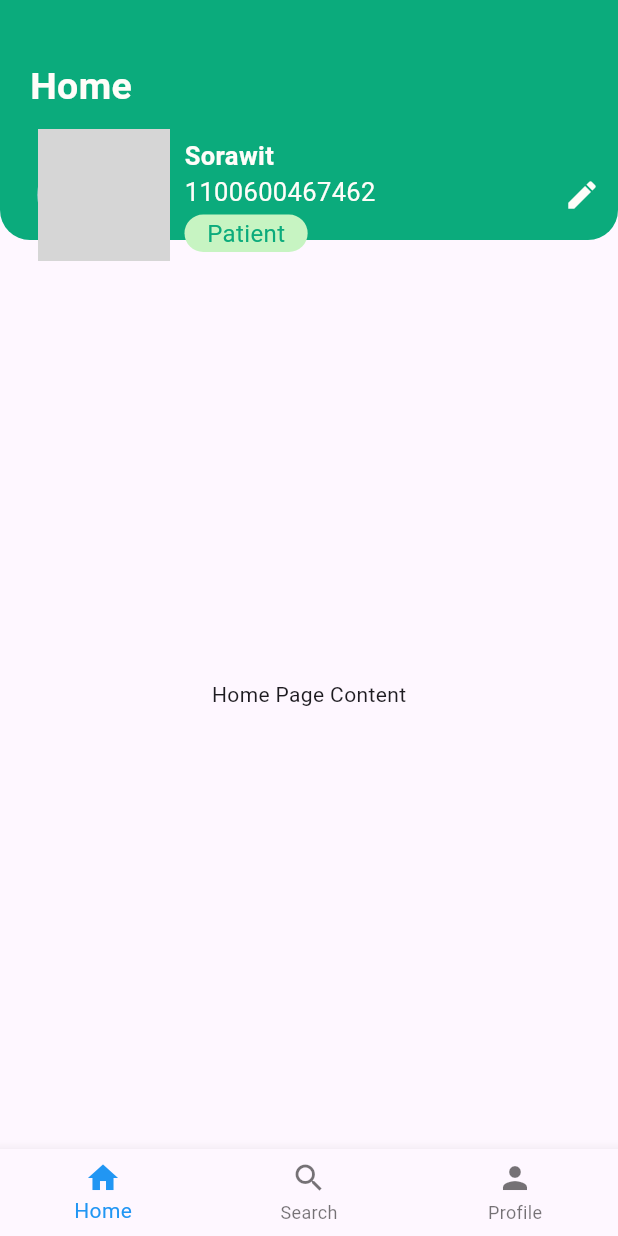
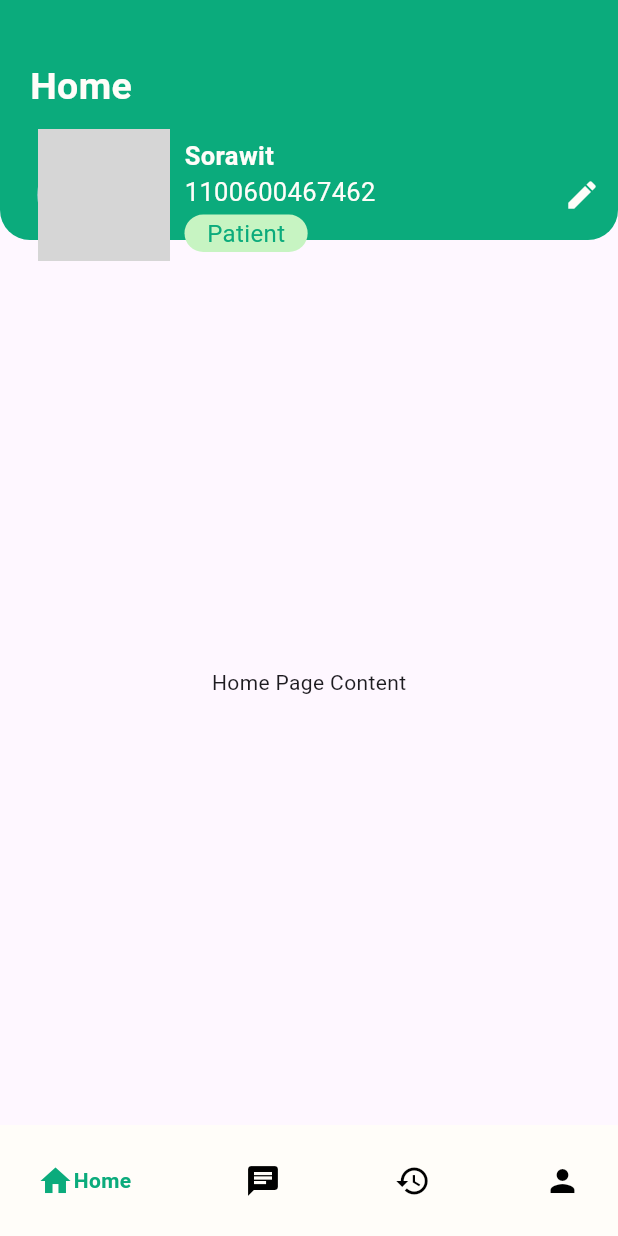
Before and after one commit to Sorawit-loyde/Flutter_Final_project, a Flutter app: the HomePage screen opened by its route, on a phone screen of 412 x 824 dp. Run offline on Flutter 3.47's test engine with Material 3 defaults, Android fonts, the phone set to English and light mode, and no system bars; drawn by our look-alikes of google_nav_bar; network calls fail; grey boxes are pictures that could not be loaded.

Commit message:
fixed a bottom navbar bottom

```diff
--- a/mobile_app_decubitus/lib/components/bottom_Navbar.dart
+++ b/mobile_app_decubitus/lib/components/bottom_Navbar.dart
@@ -1,9 +1,11 @@
 import 'package:flutter/material.dart';
+import 'package:google_nav_bar/google_nav_bar.dart';
+import 'package:mobile_app_decubitus/constant.dart';
 
 class BottomNavBar extends StatefulWidget {
-  final Function(int) onTabSelected; // Callback to handle tab selection
+  final List<Widget> pages; // List of pages to display
 
-  const BottomNavBar({Key? key, required this.onTabSelected}) : super(key: key);
+  const BottomNavBar({super.key, required this.pages});
 
   @override
   _BottomNavBarState createState() => _BottomNavBarState();
@@ -16,29 +18,58 @@ class _BottomNavBarState extends State<BottomNavBar> {
     setState(() {
       _selectedIndex = index; // Update the selected index
     });
-    widget.onTabSelected(index); // Call the callback to notify the parent
   }
 
   @override
   Widget build(BuildContext context) {
-    return BottomNavigationBar(
-      items: const <BottomNavigationBarItem>[
-        BottomNavigationBarItem(
-          icon: Icon(Icons.home),
-          label: 'Home',
+    return Column(
+      children: [
+        Expanded(
+          child: widget.pages[
+              _selectedIndex], // Display the content based on the selected index
         ),
-        BottomNavigationBarItem(
-          icon: Icon(Icons.search),
-          label: 'Search',
-        ),
-        BottomNavigationBarItem(
-          icon: Icon(Icons.person),
-          label: 'Profile',
+        GNav(
+          backgroundColor: backGroundColor2,
+          color: Colors.black,
+          activeColor: primaryColor,
+          onTabChange: (index) {
+            _onItemTapped(index); // Update the selected index
+            // Handle navigation based on the selected index
+            switch (index) {
+              case 0:
+                // Navigate to Home
+                break;
+              case 1:
+                // Navigate to Chat
+                break;
+              case 2:
+                // Navigate to Follow Up
+                break;
+              case 3:
+                // Navigate to Profile
+                break;
+            }
+          },
+          tabs: const [
+            GButton(
+              icon: Icons.home,
+              text: "Home",
+            ),
+            GButton(
+              icon: Icons.chat,
+              text: "Chat",
+            ),
+            GButton(
+              icon: Icons.history,
+              text: "Follow Up",
+            ),
+            GButton(
+              icon: Icons.person,
+              text: "Profile",
+            ),
+          ],
         ),
       ],
-      currentIndex: _selectedIndex,
-      selectedItemColor: Colors.blue,
-      onTap: _onItemTapped, // Handle tab selection
     );
   }
 }
--- /dev/null
+++ b/mobile_app_decubitus/lib/components/manage_bottom_navbar.dart
@@ -0,0 +1,26 @@
+import 'package:flutter/material.dart';
+import 'package:mobile_app_decubitus/components/custom_Appbar.dart';
+import 'package:mobile_app_decubitus/components/bottom_Navbar.dart';
+import 'package:mobile_app_decubitus/screen/home_content.dart';
+import 'package:mobile_app_decubitus/screen/followUp_content.dart';
+import 'package:mobile_app_decubitus/screen/profile_content.dart';
+import 'package:mobile_app_decubitus/screen/chat_content.dart';
+
+class HomePage extends StatelessWidget {
+  const HomePage({super.key});
+
+  @override
+  Widget build(BuildContext context) {
+    return Scaffold(
+      appBar: const CustomAppBar(),
+      body: BottomNavBar(
+        pages: [
+          HomeContent(), // Home tab content
+          ChatContent(), //Chat tab content
+          FollowupContent(), // FollowUp tab content
+          ProfileContent(), // Profile tab content
+        ],
+      ),
+    );
+  }
+}
--- a/mobile_app_decubitus/lib/main.dart
+++ b/mobile_app_decubitus/lib/main.dart
@@ -1,7 +1,7 @@
 import 'package:flutter/material.dart';
 import 'screen/login_page.dart';
 import 'screen/startUp_page.dart';
-import 'screen/home_page.dart';
+import 'components/manage_bottom_navbar.dart';
 import 'screen/createAccount_page.dart';
 // import 'package:google_fonts/google_fonts.dart';
 
--- /dev/null
+++ b/mobile_app_decubitus/lib/screen/home_content.dart
@@ -0,0 +1,10 @@
+import 'package:flutter/material.dart';
+
+class HomeContent extends StatelessWidget {
+  @override
+  Widget build(BuildContext context) {
+    return Center(
+      child: Text('Home Page Content'),
+    );
+  }
+}
--- a/mobile_app_decubitus/lib/screen/home_page.dart
+++ /dev/null
@@ -1,41 +0,0 @@
-import 'package:flutter/material.dart';
-import 'package:mobile_app_decubitus/components/custom_Appbar.dart';
-import 'package:mobile_app_decubitus/components/bottom_Navbar.dart';
-
-class HomePage extends StatefulWidget {
-  const HomePage({super.key});
-
-  @override
-  _HomePageState createState() => _HomePageState();
-}
-
-class _HomePageState extends State<HomePage> {
-  int _selectedIndex =
-      0; // Track the selected index for the bottom navigation bar
-
-  // List of widgets for each tab
-  final List<Widget> _pages = [
-    Center(child: Text('Home Page Content')), // Content for Home tab
-    Center(child: Text('Search Page Content')), // Content for Search tab
-    Center(child: Text('Profile Page Content')), // Content for Profile tab
-  ];
-
-  // Function to handle tab selection
-  void _onTabSelected(int index) {
-    setState(() {
-      _selectedIndex = index; // Update the selected index
-    });
-  }
-
-  @override
-  Widget build(BuildContext context) {
-    return Scaffold(
-      appBar: const CustomAppBar(),
-      body: _pages[
-          _selectedIndex], // Display the content based on the selected index
-      bottomNavigationBar: BottomNavBar(
-        onTabSelected: _onTabSelected, // Pass the callback to the BottomNavBar
-      ),
-    );
-  }
-}
--- a/mobile_app_decubitus/pubspec.yaml
+++ b/mobile_app_decubitus/pubspec.yaml
@@ -36,6 +36,7 @@ dependencies:
   # Use with the CupertinoIcons class for iOS style icons.
   cupertino_icons: ^1.0.6
   google_fonts: ^6.2.1
+  google_nav_bar: ^5.0.6
 
 dev_dependencies:
   flutter_test:
```
Also changed, not shown: mobile_app_decubitus/lib/screen/chat_content.dart (added, +10 -0 lines), mobile_app_decubitus/lib/screen/followUp_content.dart (added, +10 -0 lines), mobile_app_decubitus/lib/screen/profile_Content.dart (added, +10 -0 lines), mobile_app_decubitus/pubspec.lock.
